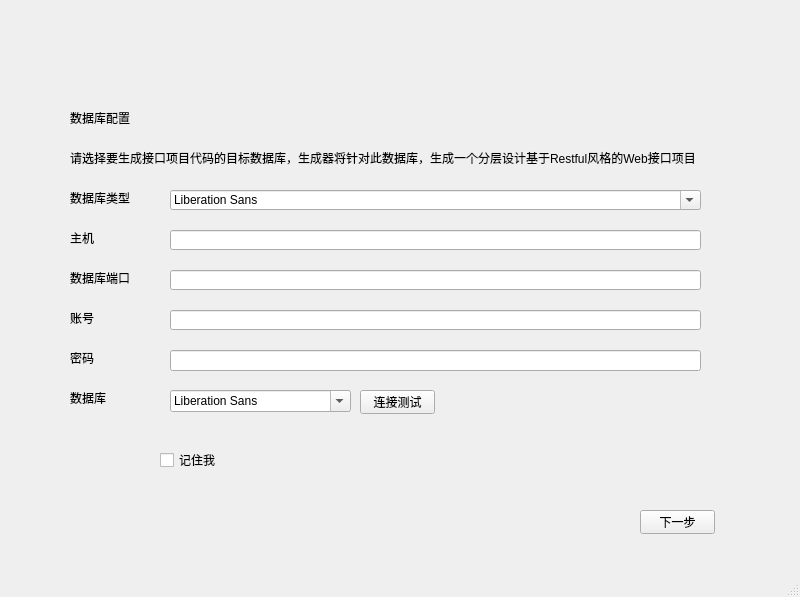
Above: app/ui/database_config.ui from ncepu-iDealStudio/Flask_RESTfulAPI_Codegen_Application before the change. Below: the same form after it.
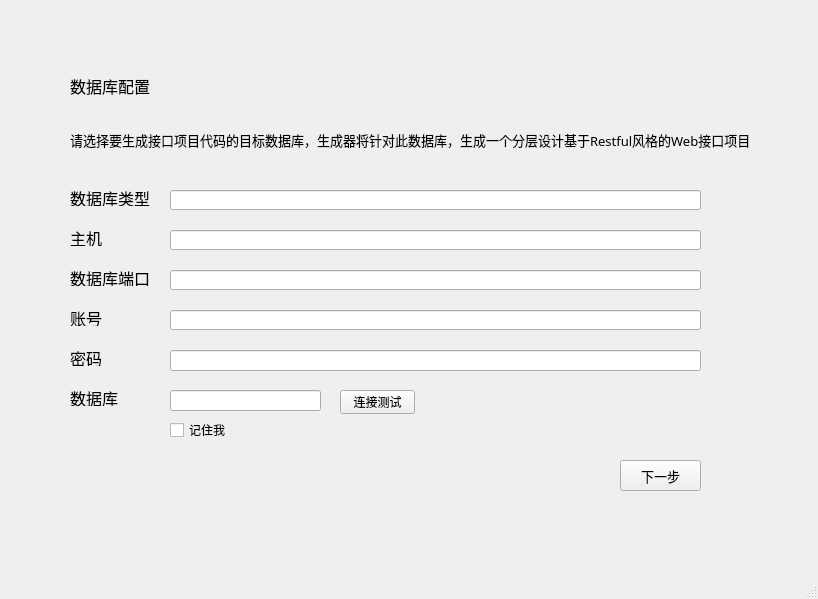
That is the form after the change.

Commit message: 数据库连接测试按钮

```diff
--- a/app/ui/database_config.ui
+++ b/app/ui/database_config.ui
@@ -6,38 +6,61 @@
    <rect>
     <x>0</x>
     <y>0</y>
-    <width>800</width>
-    <height>597</height>
+    <width>818</width>
+    <height>599</height>
    </rect>
   </property>
   <property name="windowTitle">
    <string>MainWindow</string>
   </property>
   <widget class="QWidget" name="centralwidget">
-   <widget class="QLabel" name="label">
+   <widget class="QLabel" name="label_db">
     <property name="geometry">
      <rect>
       <x>70</x>
-      <y>110</y>
+      <y>70</y>
       <width>81</width>
-      <height>16</height>
+      <height>31</height>
      </rect>
     </property>
+    <property name="font">
+     <font>
+      <pointsize>12</pointsize>
+     </font>
+    </property>
     <property name="text">
      <string>数据库配置</string>
     </property>
    </widget>
-   <widget class="QLabel" name="label_2">
+   <widget class="QLabel" name="label">
     <property name="geometry">
      <rect>
       <x>70</x>
-      <y>150</y>
-      <width>641</width>
-      <height>16</height>
+      <y>130</y>
+      <width>691</width>
+      <height>21</height>
      </rect>
     </property>
+    <property name="font">
+     <font>
+      <family>微软雅黑</family>
+      <pointsize>10</pointsize>
+     </font>
+    </property>
+    <property name="frameShape">
+     <enum>QFrame::NoFrame</enum>
+    </property>
+    <property name="frameShadow">
+     <enum>QFrame::Plain</enum>
+    </property>
+    <property name="lineWidth">
+     <number>2</number>
+    </property>
     <property name="text">
-     <string>请选择要生成接口项目代码的目标数据库，生成器将针对此数据库，生成一个分层设计基于Restful风格的Web接口项目</string>
+     <string>&lt;html&gt;&lt;head/&gt;&lt;body&gt;&lt;p&gt;&lt;span style=&quot; font-size:10pt;&quot;&gt;请选择要生成接口项目代码的目标数据库，生成器将针对此数据库，生成一个分层设计基于Restful风格的Web接口项目&lt;/span&gt;&lt;/p&gt;&lt;/body&gt;&lt;/html&gt;</string>
+    </property>
+    <property name="textFormat">
+     <enum>Qt::AutoText</enum>
     </property>
    </widget>
    <widget class="QLabel" name="label_3">
@@ -49,21 +72,16 @@
       <height>16</height>
      </rect>
     </property>
+    <property name="font">
+     <font>
+      <pointsize>12</pointsize>
+     </font>
+    </property>
     <property name="text">
      <string>数据库类型</string>
     </property>
    </widget>
-   <widget class="QFontComboBox" name="fontComboBox">
-    <property name="geometry">
-     <rect>
-      <x>170</x>
-      <y>190</y>
-      <width>531</width>
-      <height>20</height>
-     </rect>
-    </property>
-   </widget>
-   <widget class="QLineEdit" name="lineEdit">
+   <widget class="QLineEdit" name="lineEdit_host">
     <property name="geometry">
      <rect>
       <x>170</x>
@@ -82,6 +100,11 @@
       <height>16</height>
      </rect>
     </property>
+    <property name="font">
+     <font>
+      <pointsize>12</pointsize>
+     </font>
+    </property>
     <property name="text">
      <string>主机</string>
     </property>
@@ -95,6 +118,11 @@
       <height>16</height>
      </rect>
     </property>
+    <property name="font">
+     <font>
+      <pointsize>12</pointsize>
+     </font>
+    </property>
     <property name="text">
      <string>数据库端口</string>
     </property>
@@ -108,6 +136,11 @@
       <height>16</height>
      </rect>
     </property>
+    <property name="font">
+     <font>
+      <pointsize>12</pointsize>
+     </font>
+    </property>
     <property name="text">
      <string>账号</string>
     </property>
@@ -121,6 +154,11 @@
       <height>16</height>
      </rect>
     </property>
+    <property name="font">
+     <font>
+      <pointsize>12</pointsize>
+     </font>
+    </property>
     <property name="text">
      <string>密码</string>
     </property>
@@ -134,6 +172,11 @@
       <height>16</height>
      </rect>
     </property>
+    <property name="font">
+     <font>
+      <pointsize>12</pointsize>
+     </font>
+    </property>
     <property name="text">
      <string>数据库</string>
     </property>
@@ -141,8 +184,8 @@
    <widget class="QCheckBox" name="checkBox">
     <property name="geometry">
      <rect>
-      <x>160</x>
-      <y>450</y>
+      <x>170</x>
+      <y>420</y>
       <width>79</width>
       <height>20</height>
      </rect>
@@ -154,12 +197,17 @@
    <widget class="QPushButton" name="pushButton">
     <property name="geometry">
      <rect>
-      <x>640</x>
-      <y>510</y>
-      <width>75</width>
-      <height>24</height>
+      <x>620</x>
+      <y>460</y>
+      <width>81</width>
+      <height>31</height>
      </rect>
     </property>
+    <property name="font">
+     <font>
+      <pointsize>10</pointsize>
+     </font>
+    </property>
     <property name="text">
      <string>下一步</string>
     </property>
@@ -167,7 +215,7 @@
    <widget class="QPushButton" name="pushButton_2">
     <property name="geometry">
      <rect>
-      <x>360</x>
+      <x>340</x>
       <y>390</y>
       <width>75</width>
       <height>24</height>
@@ -207,13 +255,23 @@
      </rect>
     </property>
    </widget>
-   <widget class="QFontComboBox" name="fontComboBox_2">
+   <widget class="QLineEdit" name="lineEdit_database">
     <property name="geometry">
      <rect>
       <x>170</x>
       <y>390</y>
-      <width>181</width>
-      <height>22</height>
+      <width>151</width>
+      <height>21</height>
+     </rect>
+    </property>
+   </widget>
+   <widget class="QLineEdit" name="lineEdit_dbtype">
+    <property name="geometry">
+     <rect>
+      <x>170</x>
+      <y>190</y>
+      <width>531</width>
+      <height>20</height>
      </rect>
     </property>
    </widget>
```
Left out of the diff: 28 changed lines with no effect on the pictures. The commit also changes 2 other files.
